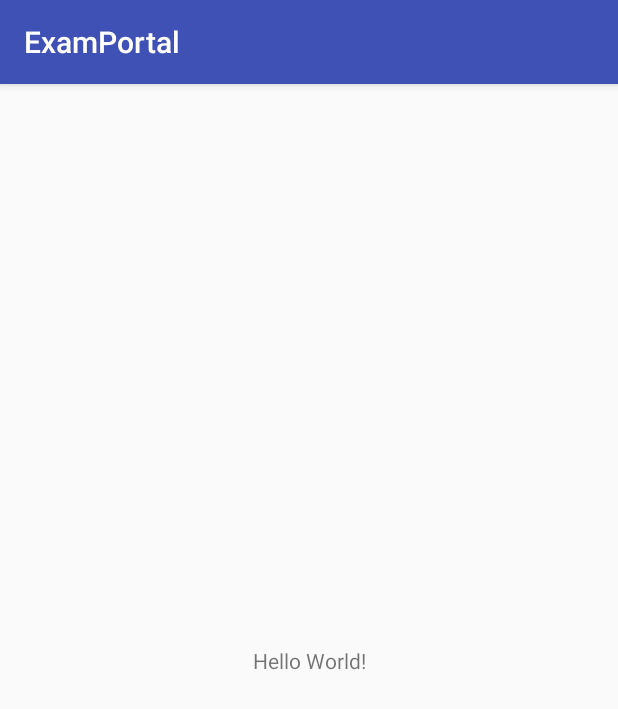
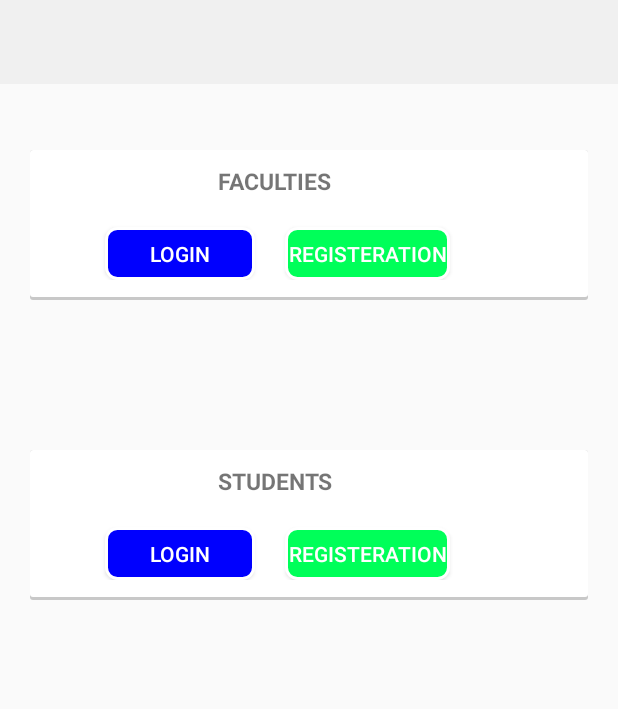
Before and after one commit to mdshamoon/ExamPortal, an Android app: the screen it shows after launch (MainActivity before the commit, homeactivity after it), on a phone screen of 412 x 824 dp. Shown: the top 709 px of the screen. Run offline under Robolectric (Android 15) with nearby library versions, the phone set to English and light mode, and no system bars.

Commit message:
splash screen,home page and faculty login done

```diff
--- a/app/src/main/AndroidManifest.xml
+++ b/app/src/main/AndroidManifest.xml
@@ -9,13 +9,15 @@
         android:roundIcon="@mipmap/ic_launcher_round"
         android:supportsRtl="true"
         android:theme="@style/AppTheme">
-        <activity android:name=".MainActivity">
+        <activity android:name=".Splash">
             <intent-filter>
                 <action android:name="android.intent.action.MAIN" />
 
                 <category android:name="android.intent.category.LAUNCHER" />
             </intent-filter>
         </activity>
+        <activity android:name=".homeactivity" />
+        <activity android:name=".faculty_login"></activity>
     </application>
 
 </manifest>
--- /dev/null
+++ b/app/src/main/java/com/example/mdshamoon/examportal/Splash.java
@@ -0,0 +1,36 @@
+package com.example.mdshamoon.examportal;
+
+import android.content.Intent;
+import android.support.annotation.Nullable;
+import android.support.v7.app.AppCompatActivity;
+import android.os.Bundle;
+
+import com.example.mdshamoon.examportal.R;
+
+import java.util.Timer;
+import java.util.TimerTask;
+
+public class Splash extends AppCompatActivity {
+
+    @Override
+    protected void onCreate(@Nullable Bundle savedInstanceState) {
+        super.onCreate(savedInstanceState);
+        setContentView(R.layout.activity_splash);
+        getSupportActionBar().hide();
+        TimerTask timerTask = new TimerTask() {
+
+            @Override
+            public void run() {
+
+                Intent i = new Intent(Splash.this,homeactivity.class);
+                startActivity(i);
+                finish();
+
+            }
+
+        };
+
+        new Timer().schedule(timerTask,2000);
+
+    }
+}
--- a/app/src/main/java/com/example/mdshamoon/examportal/MainActivity.java
+++ b/app/src/main/java/com/example/mdshamoon/examportal/faculty_login.java
@@ -3,11 +3,11 @@ package com.example.mdshamoon.examportal;
 import android.support.v7.app.AppCompatActivity;
 import android.os.Bundle;
 
-public class MainActivity extends AppCompatActivity {
+public class faculty_login extends AppCompatActivity {
 
     @Override
     protected void onCreate(Bundle savedInstanceState) {
         super.onCreate(savedInstanceState);
-        setContentView(R.layout.activity_main);
+        setContentView(R.layout.activity_faculty_login);
     }
 }
--- /dev/null
+++ b/app/src/main/java/com/example/mdshamoon/examportal/homeactivity.java
@@ -0,0 +1,28 @@
+package com.example.mdshamoon.examportal;
+
+import android.content.Intent;
+import android.support.v7.app.AppCompatActivity;
+import android.os.Bundle;
+import android.view.View;
+import android.widget.Button;
+
+public class homeactivity extends AppCompatActivity {
+    Button flogin,fregister,slogin,sregister;
+    @Override
+    protected void onCreate(Bundle savedInstanceState) {
+        super.onCreate(savedInstanceState);
+        setContentView(R.layout.activity_homeactivity);
+        getSupportActionBar().hide();
+        flogin=findViewById(R.id.LOGIN);
+        fregister=findViewById(R.id.register);
+        slogin=findViewById(R.id.LOGIN1);
+        sregister=findViewById(R.id.register1);
+        flogin.setOnClickListener(new View.OnClickListener() {
+            @Override
+            public void onClick(View view) {
+                Intent intent=new Intent(homeactivity.this,faculty_login.class);
+                startActivity(intent);
+            }
+        });
+    }
+}
--- /dev/null
+++ b/app/src/main/res/drawable/back.xml
@@ -0,0 +1,20 @@
+<?xml version="1.0" encoding="utf-8"?>
+<layer-list xmlns:android="http://schemas.android.com/apk/res/android">
+    <item>
+        <shape android:shape="rectangle">
+            <solid android:color="#CABBBBBB"/>
+            <corners android:radius="2dp" />
+        </shape>
+    </item>
+
+    <item
+        android:left="0dp"
+        android:right="0dp"
+        android:top="0dp"
+        android:bottom="2dp">
+        <shape android:shape="rectangle">
+            <solid android:color="@android:color/white"/>
+            <corners android:radius="2dp" />
+        </shape>
+    </item>
+</layer-list>
--- /dev/null
+++ b/app/src/main/res/drawable/shape3.xml
@@ -0,0 +1,13 @@
+<?xml version="1.0" encoding="utf-8"?>
+<shape xmlns:android="http://schemas.android.com/apk/res/android" >
+    <stroke android:width="2dp"
+        android:color="#FFFFFF"/>
+    <solid android:color="#0000fe">
+
+    </solid>
+    <corners
+        android:bottomLeftRadius="7dp"
+        android:bottomRightRadius="7dp"
+        android:topLeftRadius="7dp"
+        android:topRightRadius="7dp" />
+</shape>
--- /dev/null
+++ b/app/src/main/res/drawable/shape4.xml
@@ -0,0 +1,15 @@
+<?xml version="1.0" encoding="utf-8"?>
+<shape xmlns:android="http://schemas.android.com/apk/res/android" >
+    <stroke android:width="2dp"
+        android:color="#FFFFFF"/>
+    <gradient
+        android:angle="225"
+        android:startColor="#00FF59"
+        android:endColor="#00FF59"
+        />
+    <corners
+        android:bottomLeftRadius="7dp"
+        android:bottomRightRadius="7dp"
+        android:topLeftRadius="7dp"
+        android:topRightRadius="7dp" />
+</shape>
--- /dev/null
+++ b/app/src/main/res/layout/activity_homeactivity.xml
@@ -0,0 +1,117 @@
+<?xml version="1.0" encoding="utf-8"?>
+<FrameLayout xmlns:android="http://schemas.android.com/apk/res/android"
+    xmlns:app="http://schemas.android.com/apk/res-auto"
+    xmlns:tools="http://schemas.android.com/tools"
+    android:layout_width="match_parent"
+    android:layout_height="match_parent"
+    android:orientation="vertical"
+    tools:context=".homeactivity">
+
+
+
+    <android.support.v7.widget.Toolbar
+        android:id="@+id/toolbar"
+        android:layout_width="match_parent"
+        android:layout_height="?attr/actionBarSize"
+        android:background="@color/grey"
+        android:theme="@style/ThemeOverlay.AppCompat.ActionBar" />
+
+
+    <LinearLayout
+        android:orientation="vertical"
+        android:background="@drawable/back"
+        android:layout_marginTop="100dp"
+        android:layout_marginLeft="20dp"
+        android:layout_marginRight="20dp"
+        android:layout_width="match_parent"
+        android:layout_height="100dp">
+        <TextView
+            android:textStyle="bold"
+            android:textSize="15dp"
+            android:layout_marginLeft="125dp"
+            android:layout_marginTop="10dp"
+            android:layout_width="wrap_content"
+            android:layout_height="wrap_content"
+            android:text="FACULTIES"
+
+            />
+
+
+        <LinearLayout
+            android:orientation="horizontal"
+            android:layout_width="match_parent"
+            android:layout_height="wrap_content">
+            <Button
+                android:id="@+id/LOGIN"
+                android:layout_marginTop="20dp"
+                android:layout_marginLeft="50dp"
+                android:textColor="@color/white"
+                android:layout_width="100dp"
+                android:layout_height="35dp"
+                android:text="LOGIN"
+                android:background="@drawable/shape3"
+                />
+            <Button
+                android:id="@+id/register"
+                android:textColor="@color/white"
+                android:layout_marginLeft="20dp"
+                android:layout_marginTop="20dp"
+                android:layout_width="110dp"
+                android:layout_height="35dp"
+                android:text="REGISTERATION"
+                android:background="@drawable/shape4"
+                />
+
+        </LinearLayout>
+
+    </LinearLayout>
+
+    <LinearLayout
+        android:orientation="vertical"
+        android:background="@drawable/back"
+        android:layout_marginTop="300dp"
+        android:layout_marginLeft="20dp"
+        android:layout_marginRight="20dp"
+        android:layout_width="match_parent"
+        android:layout_height="100dp">
+        <TextView
+            android:textStyle="bold"
+            android:textSize="15dp"
+            android:layout_marginLeft="125dp"
+            android:layout_marginTop="10dp"
+            android:layout_width="wrap_content"
+            android:layout_height="wrap_content"
+            android:text="STUDENTS"
+
+            />
+
+
+        <LinearLayout
+            android:orientation="horizontal"
+            android:layout_width="match_parent"
+            android:layout_height="wrap_content">
+            <Button
+                android:id="@+id/LOGIN1"
+                android:layout_marginTop="20dp"
+                android:layout_marginLeft="50dp"
+                android:textColor="@color/white"
+                android:layout_width="100dp"
+                android:layout_height="35dp"
+                android:text="LOGIN"
+                android:background="@drawable/shape3"
+                />
+            <Button
+                android:id="@+id/register1"
+                android:textColor="@color/white"
+                android:layout_marginLeft="20dp"
+                android:layout_marginTop="20dp"
+                android:layout_width="110dp"
+                android:layout_height="35dp"
+                android:text="REGISTERATION"
+                android:background="@drawable/shape4"
+                />
+
+        </LinearLayout>
+
+    </LinearLayout>
+</FrameLayout>
--- a/app/src/main/res/layout/activity_main.xml
+++ /dev/null
@@ -1,18 +0,0 @@
-<?xml version="1.0" encoding="utf-8"?>
-<android.support.constraint.ConstraintLayout xmlns:android="http://schemas.android.com/apk/res/android"
-    xmlns:app="http://schemas.android.com/apk/res-auto"
-    xmlns:tools="http://schemas.android.com/tools"
-    android:layout_width="match_parent"
-    android:layout_height="match_parent"
-    tools:context=".MainActivity">
-
-    <TextView
-        android:layout_width="wrap_content"
-        android:layout_height="wrap_content"
-        android:text="Hello World!"
-        app:layout_constraintBottom_toBottomOf="parent"
-        app:layout_constraintLeft_toLeftOf="parent"
-        app:layout_constraintRight_toRightOf="parent"
-        app:layout_constraintTop_toTopOf="parent" />
-
-</android.support.constraint.ConstraintLayout>
--- a/app/src/main/res/values/colors.xml
+++ b/app/src/main/res/values/colors.xml
@@ -3,4 +3,6 @@
     <color name="colorPrimary">#3F51B5</color>
     <color name="colorPrimaryDark">#303F9F</color>
     <color name="colorAccent">#FF4081</color>
+    <color name="white">#FFFFFF</color>
+    <color name="grey">#f0f0f0</color>
 </resources>
```
Also changed, not shown: app/src/main/res/drawable/oval_shape_edittext.xml (added, +9 -0 lines), app/src/main/res/drawable/oval_shape_login.xml (added, +9 -0 lines), app/src/main/res/drawable/oval_shape_register.xml (added, +9 -0 lines), app/src/main/res/drawable/shape1.xml (added, +15 -0 lines), app/src/main/res/drawable/shape2.xml (added, +15 -0 lines), app/src/main/res/layout/activity_faculty_login.xml (added, +118 -0 lines), app/src/main/res/layout/activity_splash.xml (added, +16 -0 lines), app/src/main/res/drawable/ic_contact.png (added), app/src/main/res/drawable/ic_email.png (added), app/src/main/res/drawable/logo.png (added).
